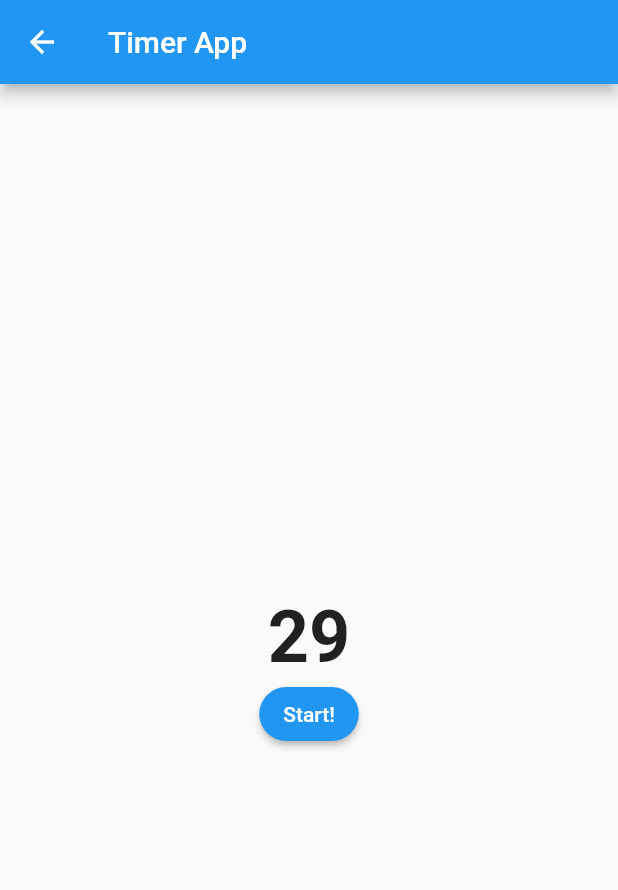
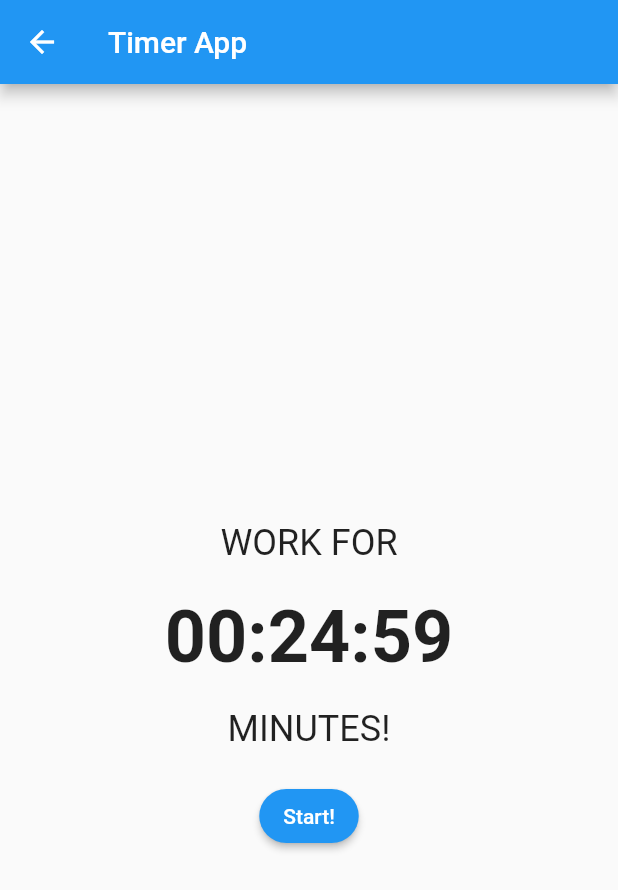
Before and after one commit to ant52ho/htn2021, a Flutter app: the MyHomePage screen opened directly, after a tap on "Start!", on a phone screen of 412 x 824 dp. Shown: the top 890 px of the screen. Run offline on Flutter 3.47's test engine with Material 2 defaults, Android fonts, the phone set to English and light mode, and no system bars.

Commit message:
added a timer

```diff
--- a/lib/src/timer.dart
+++ b/lib/src/timer.dart
@@ -3,21 +3,30 @@ import 'dart:async';
 
 class MyHomePage extends StatefulWidget {
   MyHomePage({Key key = const Key("any_key")}) : super(key: key);
-
   @override
   _MyHomePageState createState() => _MyHomePageState();
 }
 
 class _MyHomePageState extends State<MyHomePage> {
-  int _counter = 30;
+  int _counter = 1500;
+  String _display = "00:00";
   late Timer _timer;
 
+  String _printDuration(Duration duration) {
+    String twoDigits(int n) => n.toString().padLeft(2, "0");
+    String twoDigitMinutes = twoDigits(duration.inMinutes.remainder(60));
+    String twoDigitSeconds = twoDigits(duration.inSeconds.remainder(60));
+    return "${twoDigits(duration.inHours)}:$twoDigitMinutes:$twoDigitSeconds";
+  }
+
   void _startTimer() {
-    _counter = 30;
+    _counter = 1500;
     _timer = Timer.periodic(Duration(seconds: 1), (timer) {
       setState(() {
         if (_counter > 0) {
           _counter = _counter - 1;
+          var now = Duration(seconds: _counter);
+          _display = "${_printDuration(now)}";
         } else {
           _timer.cancel();
         }
@@ -45,13 +54,15 @@ class _MyHomePageState extends State<MyHomePage> {
                       fontSize: 48,
                     ),
                   ),
+            timerheading("WORK FOR"),
             Text(
-              '$_counter',
+              _display,
               style: TextStyle(
                 fontWeight: FontWeight.bold,
                 fontSize: 48,
               ),
             ),
+            timerheading("MINUTES!"),
             ElevatedButton(
               style: ElevatedButton.styleFrom(
                 shape: StadiumBorder(),
@@ -65,3 +76,23 @@ class _MyHomePageState extends State<MyHomePage> {
     );
   }
 }
+
+class timerheading extends StatelessWidget {
+  timerheading(this.textvalue);
+
+  final String textvalue;
+
+  @override
+  Widget build(BuildContext context) {
+    Size size = MediaQuery.of(context).size;
+    return (Padding(
+      padding: const EdgeInsets.fromLTRB(0, 20, 0, 20),
+      child: Text(
+        textvalue,
+        style: TextStyle(
+          fontSize: 24,
+        ),
+      ),
+    ));
+  }
+}
```
